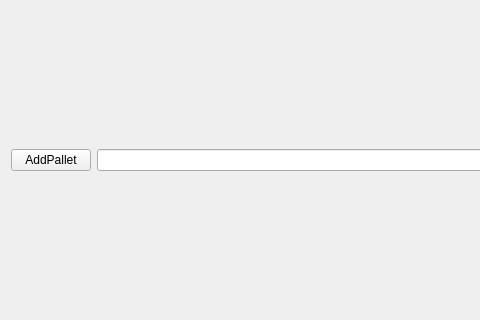
Before: the Qt Designer form base/keyboardform/convoyer/convoyerKeyboard.ui in Y47777777/webots_sim_test, drawn with Qt 5; both pictures show x 0 to 480 and y 135 to 455 of the 634 by 590 pixel window.
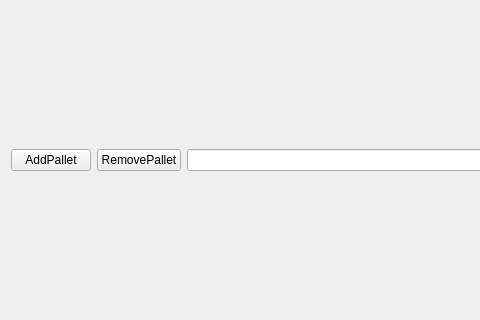
After: the same form once the commit is applied.

Commit message: 1. update convoyer belt server 2. update convoyer keyboard 3. update singleton lib

Patch:
```diff
--- a/base/keyboardform/convoyer/convoyerKeyboard.ui
+++ b/base/keyboardform/convoyer/convoyerKeyboard.ui
@@ -25,6 +25,13 @@
          </property>
         </widget>
        </item>
+       <item>
+        <widget class="QPushButton" name="pushButton_remove">
+         <property name="text">
+          <string>RemovePallet</string>
+         </property>
+        </widget>
+       </item>
        <item>
         <widget class="QLineEdit" name="TargetConveyorText"/>
        </item>
```
The commit also changes 10 other files.
